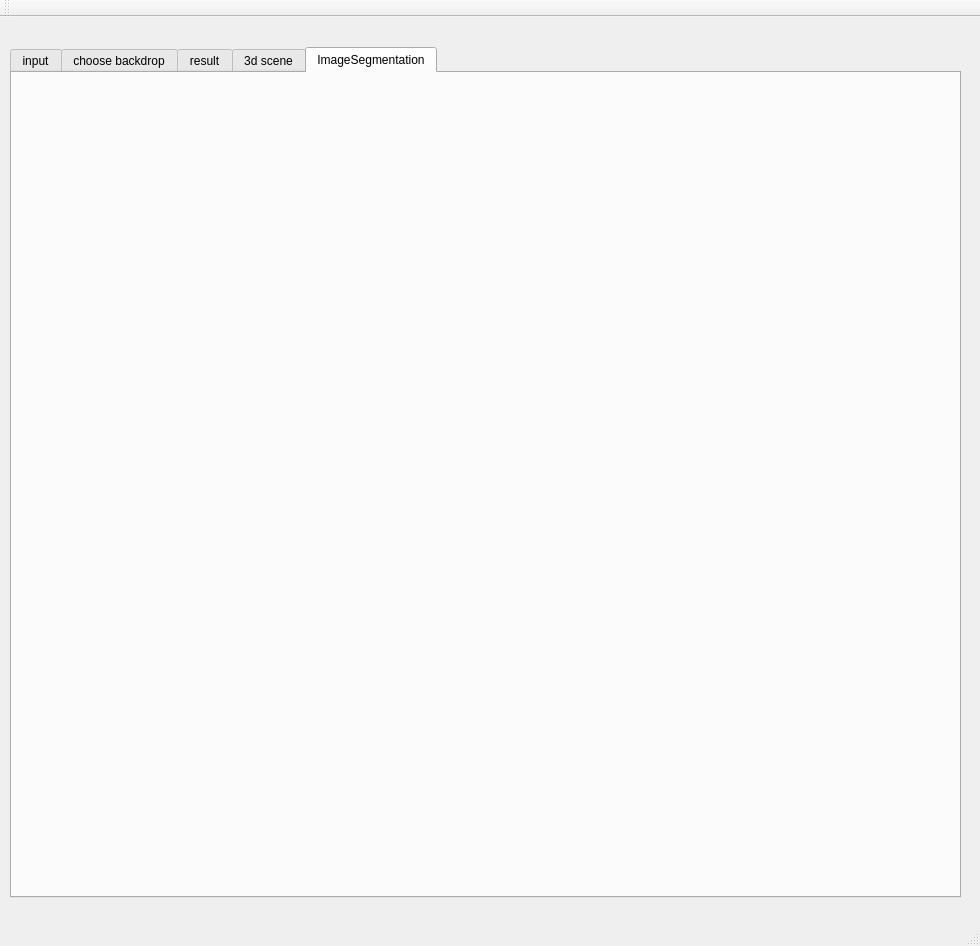
This is mainwindow.ui in jollytrees/popupImage as Qt 5 draws it before an edit. The edited form follows.
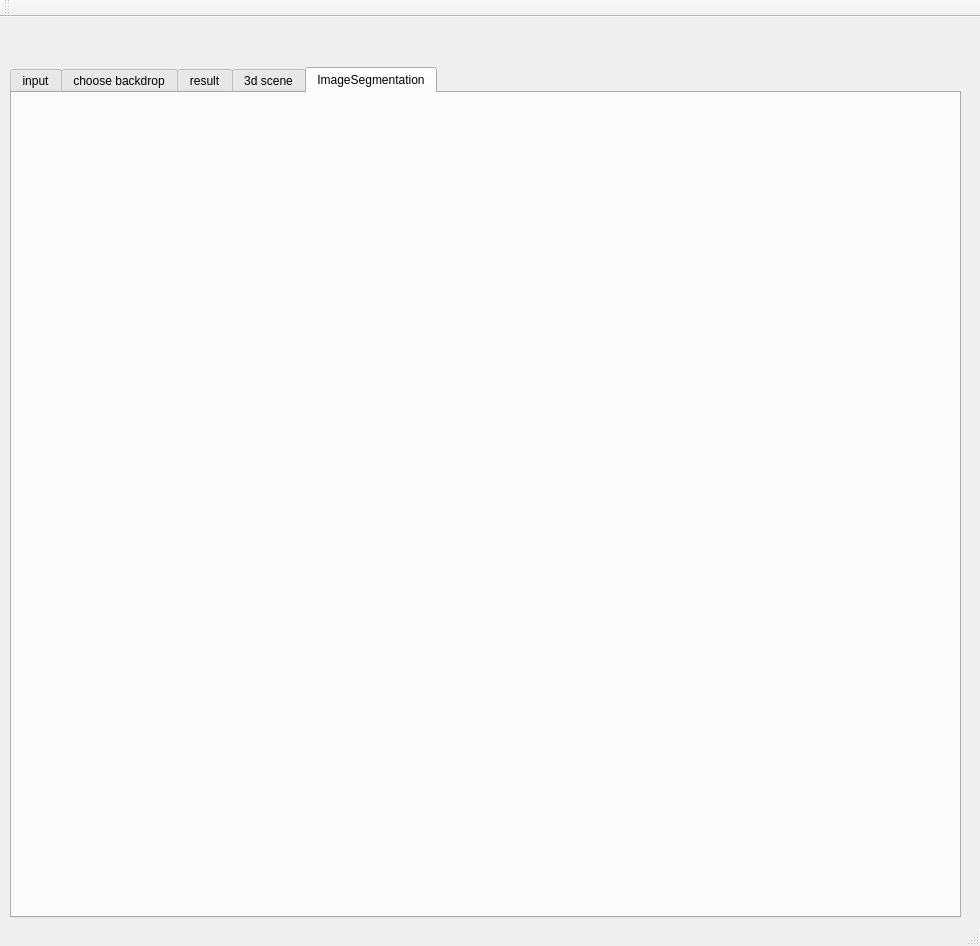
This is the edited form. Custom widgets are drawn as their Qt base class.

Diff of the .ui file:
```diff
--- a/mainwindow.ui
+++ b/mainwindow.ui
@@ -18,7 +18,7 @@
     <property name="geometry">
      <rect>
       <x>10</x>
-      <y>30</y>
+      <y>50</y>
       <width>951</width>
       <height>851</height>
      </rect>
```
